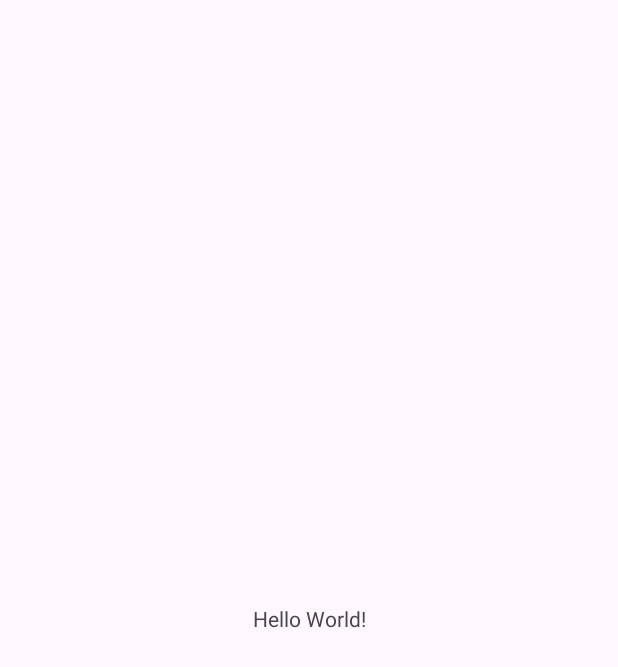
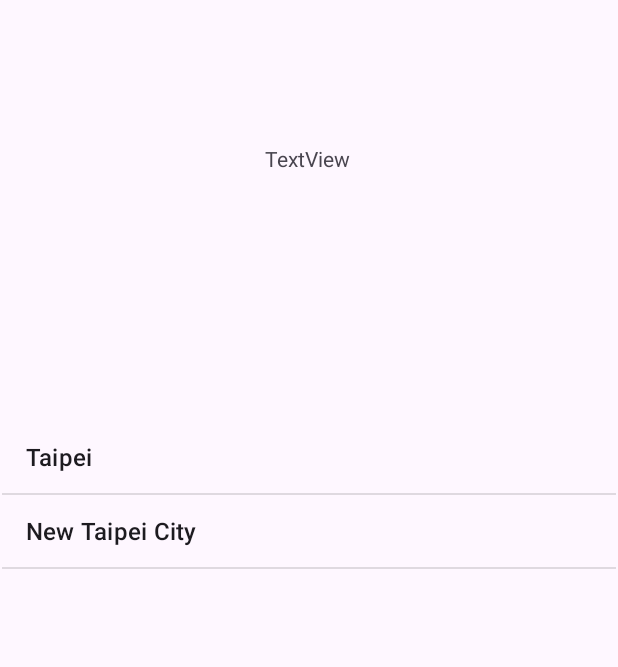
Before and after one commit to asd215038/AdvanceWidget, an Android app: the screen it shows after launch (MainActivity), on a phone screen of 412 x 824 dp. Before the commit the part shown is almost empty. Shown: the top 667 px of the screen. Run offline under Robolectric (Android 15) with nearby library versions, the phone set to English and light mode, and no system bars.

Commit message:
設定ListView元件與字串檔

```diff
--- a/ListViewTest/app/src/main/res/layout/activity_main.xml
+++ b/ListViewTest/app/src/main/res/layout/activity_main.xml
@@ -7,13 +7,26 @@
     android:layout_height="match_parent"
     tools:context=".MainActivity">
 
-    <TextView
-        android:layout_width="wrap_content"
-        android:layout_height="wrap_content"
-        android:text="Hello World!"
+    <ListView
+        android:id="@+id/listView"
+        android:layout_width="409dp"
+        android:layout_height="100dp"
+        android:entries="@array/cities"
         app:layout_constraintBottom_toBottomOf="parent"
         app:layout_constraintEnd_toEndOf="parent"
         app:layout_constraintStart_toStartOf="parent"
-        app:layout_constraintTop_toTopOf="parent" />
+        app:layout_constraintTop_toTopOf="parent"
+        app:layout_constraintVertical_bias="0.388" />
 
+    <TextView
+        android:id="@+id/textView2"
+        android:layout_width="wrap_content"
+        android:layout_height="wrap_content"
+        android:text="TextView"
+        app:layout_constraintBottom_toBottomOf="parent"
+        app:layout_constraintEnd_toEndOf="parent"
+        app:layout_constraintHorizontal_bias="0.498"
+        app:layout_constraintStart_toStartOf="parent"
+        app:layout_constraintTop_toTopOf="parent"
+        app:layout_constraintVertical_bias="0.119" />
 </androidx.constraintlayout.widget.ConstraintLayout>
--- a/ListViewTest/app/src/main/res/values/strings.xml
+++ b/ListViewTest/app/src/main/res/values/strings.xml
@@ -1,3 +1,11 @@
 <resources>
     <string name="app_name">ListViewTest</string>
+    <string-array name="cities">
+        <item>Taipei</item>
+        <item>New Taipei City</item>
+        <item>Taoyuan</item>
+        <item>Taichung</item>
+        <item>Tainan</item>
+        <item>Kaohsiung發大財</item>
+    </string-array>
 </resources>
```
